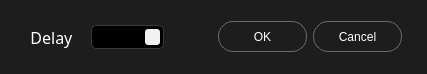
This is multibench/widgets/inputdialog.ui in IlyaZh/Maiman-MCBS as Qt 5 draws it before an edit. The edited form follows.
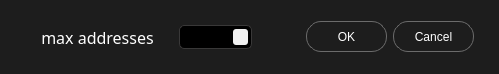
This is the edited form. Icons and pictures are not drawn.

Diff of the .ui file:
```diff
--- a/multibench/widgets/inputdialog.ui
+++ b/multibench/widgets/inputdialog.ui
@@ -9,12 +9,12 @@
    <rect>
     <x>0</x>
     <y>0</y>
-    <width>427</width>
+    <width>499</width>
     <height>74</height>
    </rect>
   </property>
   <property name="sizePolicy">
-   <sizepolicy hsizetype="Minimum" vsizetype="Fixed">
+   <sizepolicy hsizetype="Preferred" vsizetype="Fixed">
     <horstretch>0</horstretch>
     <verstretch>0</verstretch>
    </sizepolicy>
@@ -59,6 +59,12 @@
    </property>
    <item>
     <widget class="QLabel" name="label">
+     <property name="sizePolicy">
+      <sizepolicy hsizetype="Minimum" vsizetype="Preferred">
+       <horstretch>0</horstretch>
+       <verstretch>0</verstretch>
+      </sizepolicy>
+     </property>
      <property name="font">
       <font>
        <family>Poppins</family>
@@ -69,7 +75,7 @@
       <string notr="true">color: rgb(255, 255, 255);</string>
      </property>
      <property name="text">
-      <string>Delay </string>
+      <string>max addresses</string>
      </property>
      <property name="alignment">
       <set>Qt::AlignCenter</set>
@@ -86,7 +92,7 @@
      </property>
      <property name="maximumSize">
       <size>
-       <width>16777215</width>
+       <width>73</width>
        <height>24</height>
       </size>
      </property>
@@ -208,11 +214,23 @@
    <item>
     <widget class="QDialogButtonBox" name="buttonBox">
      <property name="sizePolicy">
-      <sizepolicy hsizetype="Minimum" vsizetype="Fixed">
+      <sizepolicy hsizetype="Fixed" vsizetype="Fixed">
        <horstretch>0</horstretch>
        <verstretch>0</verstretch>
       </sizepolicy>
      </property>
+     <property name="minimumSize">
+      <size>
+       <width>168</width>
+       <height>31</height>
+      </size>
+     </property>
+     <property name="maximumSize">
+      <size>
+       <width>168</width>
+       <height>31</height>
+      </size>
+     </property>
      <property name="font">
       <font>
        <family>Poppins</family>
```
Left out of the diff: 2 changed lines with no effect on the pictures.
